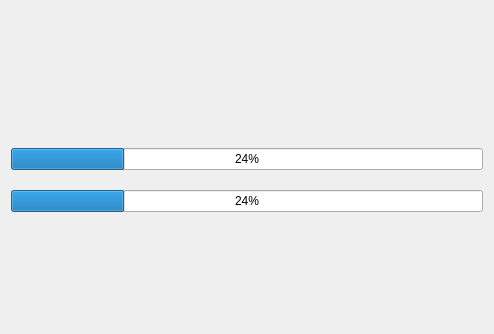
CodingRookie98/Sudoku-Solo, file src/ui/page/gameResourceCheckWidget.ui: the form before one commit.
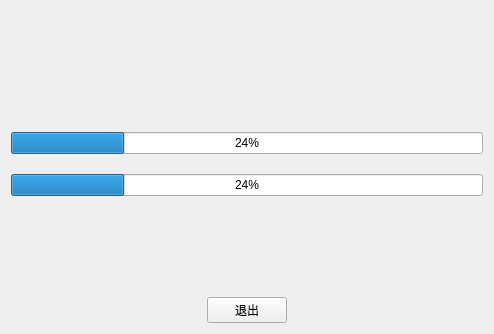
The form after the commit.

```diff
--- a/src/ui/page/gameResourceCheckWidget.ui
+++ b/src/ui/page/gameResourceCheckWidget.ui
@@ -22,7 +22,7 @@
      <property name="sizeHint" stdset="0">
       <size>
        <width>20</width>
-       <height>96</height>
+       <height>80</height>
       </size>
      </property>
     </spacer>
@@ -116,11 +116,48 @@
      <property name="sizeHint" stdset="0">
       <size>
        <width>20</width>
-       <height>96</height>
+       <height>80</height>
       </size>
      </property>
     </spacer>
    </item>
+   <item>
+    <layout class="QHBoxLayout" name="horizontalLayout_2">
+     <item>
+      <spacer name="horizontalSpacer_2">
+       <property name="orientation">
+        <enum>Qt::Horizontal</enum>
+       </property>
+       <property name="sizeHint" stdset="0">
+        <size>
+         <width>40</width>
+         <height>20</height>
+        </size>
+       </property>
+      </spacer>
+     </item>
+     <item>
+      <widget class="QPushButton" name="btnClose">
+       <property name="text">
+        <string>退出</string>
+       </property>
+      </widget>
+     </item>
+     <item>
+      <spacer name="horizontalSpacer_3">
+       <property name="orientation">
+        <enum>Qt::Horizontal</enum>
+       </property>
+       <property name="sizeHint" stdset="0">
+        <size>
+         <width>40</width>
+         <height>20</height>
+        </size>
+       </property>
+      </spacer>
+     </item>
+    </layout>
+   </item>
   </layout>
  </widget>
  <resources/>
```
